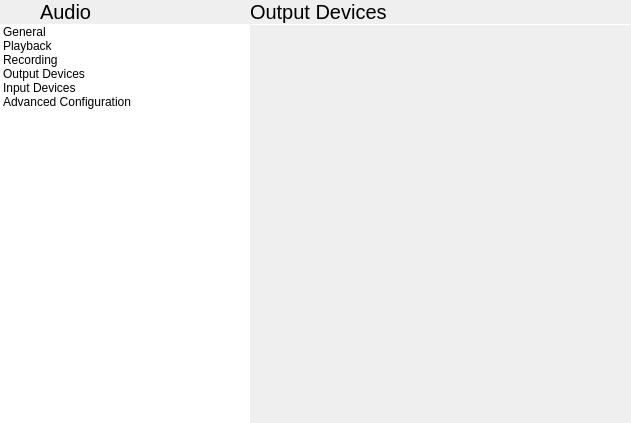
Old version of the form statuscenter/PulseaudioPane/audiopane.ui in the repository vicr123/theshell.
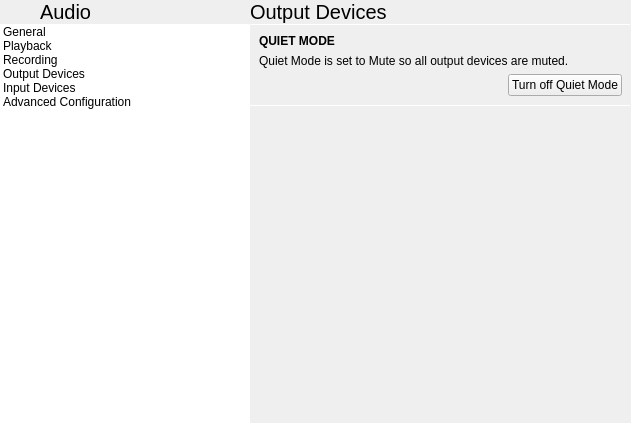
New version of the form. The open tabs and pages were chosen to show the change. Icons and pictures are not drawn. Custom widgets are drawn as their Qt base class.

Commit message: Quiet Mode rework

What changed in the file:
```diff
--- a/statuscenter/PulseaudioPane/audiopane.ui
+++ b/statuscenter/PulseaudioPane/audiopane.ui
@@ -689,8 +689,8 @@
            <rect>
             <x>0</x>
             <y>0</y>
-            <width>86</width>
-            <height>16</height>
+            <width>399</width>
+            <height>380</height>
            </rect>
           </property>
           <layout class="QVBoxLayout">
@@ -709,6 +709,106 @@
            <property name="bottomMargin">
             <number>0</number>
            </property>
+           <item>
+            <widget class="QWidget" name="quietModeMuteWarningOutput" native="true">
+             <layout class="QVBoxLayout" name="verticalLayout_10">
+              <property name="spacing">
+               <number>0</number>
+              </property>
+              <property name="leftMargin">
+               <number>0</number>
+              </property>
+              <property name="topMargin">
+               <number>0</number>
+              </property>
+              <property name="rightMargin">
+               <number>0</number>
+              </property>
+              <property name="bottomMargin">
+               <number>0</number>
+              </property>
+              <item>
+               <layout class="QVBoxLayout" name="verticalLayout_11">
+                <property name="spacing">
+                 <number>6</number>
+                </property>
+                <property name="leftMargin">
+                 <number>9</number>
+                </property>
+                <property name="topMargin">
+                 <number>9</number>
+                </property>
+                <property name="rightMargin">
+                 <number>9</number>
+                </property>
+                <property name="bottomMargin">
+                 <number>9</number>
+                </property>
+                <item>
+                 <widget class="QLabel" name="label_10">
+                  <property name="font">
+                   <font>
+                    <weight>75</weight>
+                    <bold>true</bold>
+                   </font>
+                  </property>
+                  <property name="text">
+                   <string>QUIET MODE</string>
+                  </property>
+                 </widget>
+                </item>
+                <item>
+                 <widget class="QLabel" name="label_15">
+                  <property name="text">
+                   <string notr="true">Quiet Mode is set to Mute so all output devices are muted.</string>
+                  </property>
+                  <property name="wordWrap">
+                   <bool>true</bool>
+                  </property>
+                 </widget>
+                </item>
+                <item>
+                 <layout class="QHBoxLayout" name="horizontalLayout_3">
+                  <item>
+                   <spacer name="horizontalSpacer">
+                    <property name="orientation">
+                     <enum>Qt::Horizontal</enum>
+                    </property>
+                    <property name="sizeHint" stdset="0">
+                     <size>
+                      <width>40</width>
+                      <height>20</height>
+                     </size>
+                    </property>
+                   </spacer>
+                  </item>
+                  <item>
+                   <widget class="QPushButton" name="turnOffQuietModeOutputDevicesButton">
+                    <property name="text">
+                     <string>Turn off Quiet Mode</string>
+                    </property>
+                   </widget>
+                  </item>
+                 </layout>
+                </item>
+               </layout>
+              </item>
+              <item>
+               <widget class="Line" name="line_9">
+                <property name="maximumSize">
+                 <size>
+                  <width>16777215</width>
+                  <height>1</height>
+                 </size>
+                </property>
+                <property name="orientation">
+                 <enum>Qt::Horizontal</enum>
+                </property>
+               </widget>
+              </item>
+             </layout>
+            </widget>
+           </item>
            <item>
             <layout class="QVBoxLayout" name="sinksLayout">
              <property name="spacing">
```
Left out of the diff: 10 changed lines with no effect on the pictures. The commit also changes 59 other files.
